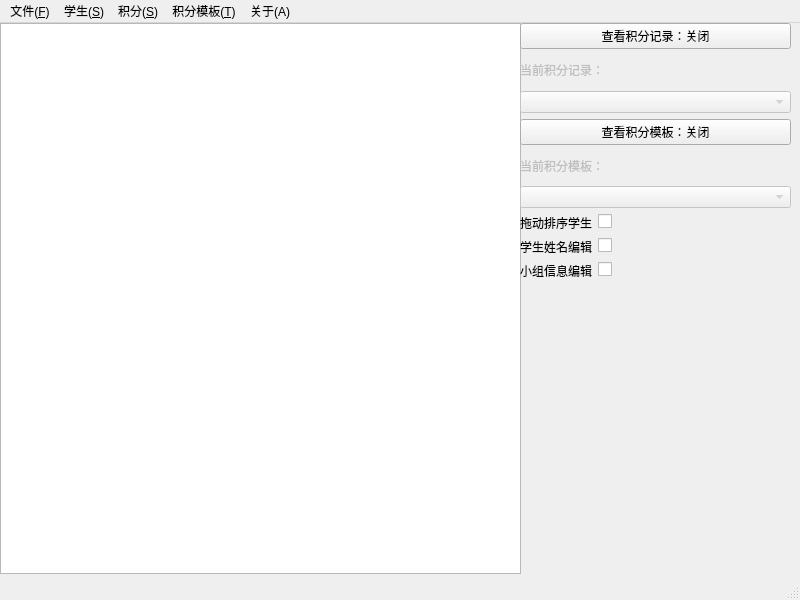
Qt form src/ui/MainWindow.ui (fz1251/ClassScoreManager) before a commit.
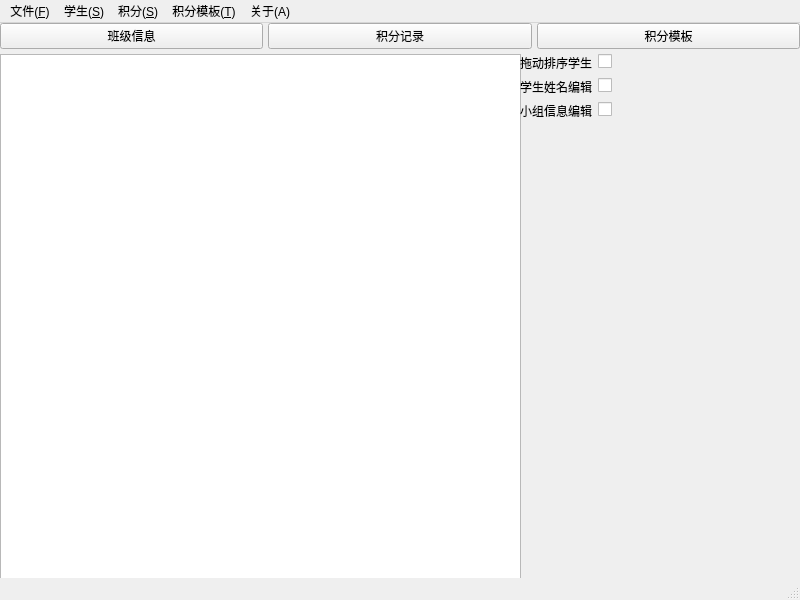
The same form after that commit. The open tabs and pages were chosen to show the change.

Commit message: refactor:优化主界面部分代码实现

What changed in the file:
```diff
--- a/src/ui/MainWindow.ui
+++ b/src/ui/MainWindow.ui
@@ -14,9 +14,9 @@
    <string>班级积分管理系统</string>
   </property>
   <widget class="QWidget" name="centralwidget">
-   <layout class="QHBoxLayout" name="horizontalLayout">
+   <layout class="QVBoxLayout" name="mainLayout">
     <property name="spacing">
-     <number>2</number>
+     <number>5</number>
     </property>
     <property name="leftMargin">
      <number>0</number>
@@ -30,6 +30,34 @@
     <property name="bottomMargin">
      <number>0</number>
     </property>
+    <item>
+     <layout class="QHBoxLayout" name="horizontalLayout">
+      <property name="bottomMargin">
+       <number>0</number>
+      </property>
+      <item>
+       <widget class="QPushButton" name="pushButton_1">
+        <property name="text">
+         <string>班级信息</string>
+        </property>
+       </widget>
+      </item>
+      <item>
+       <widget class="QPushButton" name="pushButton_2">
+        <property name="text">
+         <string>积分记录</string>
+        </property>
+       </widget>
+      </item>
+      <item>
+       <widget class="QPushButton" name="pushButton_3">
+        <property name="text">
+         <string>积分模板</string>
+        </property>
+       </widget>
+      </item>
+     </layout>
+    </item>
     <item>
      <widget class="QStackedWidget" name="stackedWidget">
       <property name="currentIndex">
@@ -97,68 +125,6 @@
          </rect>
         </property>
         <layout class="QVBoxLayout" name="rightPanelLayout">
-         <item>
-          <layout class="QVBoxLayout" name="verticalLayout">
-           <item>
-            <widget class="QPushButton" name="recordToggleBtn">
-             <property name="text">
-              <string>查看积分记录：关闭</string>
-             </property>
-             <property name="checkable">
-              <bool>true</bool>
-             </property>
-            </widget>
-           </item>
-           <item>
-            <widget class="QLabel" name="selectRecordLabel">
-             <property name="enabled">
-              <bool>false</bool>
-             </property>
-             <property name="text">
-              <string>当前积分记录：</string>
-             </property>
-            </widget>
-           </item>
-           <item>
-            <widget class="QComboBox" name="selectRecordBox">
-             <property name="enabled">
-              <bool>false</bool>
-             </property>
-            </widget>
-           </item>
-          </layout>
-         </item>
-         <item>
-          <layout class="QVBoxLayout" name="verticalLayout_2">
-           <item>
-            <widget class="QPushButton" name="templateToggleBtn">
-             <property name="text">
-              <string>查看积分模板：关闭</string>
-             </property>
-             <property name="checkable">
-              <bool>true</bool>
-             </property>
-            </widget>
-           </item>
-           <item>
-            <widget class="QLabel" name="selectTemplateLabel">
-             <property name="enabled">
-              <bool>false</bool>
-             </property>
-             <property name="text">
-              <string>当前积分模板：</string>
-             </property>
-            </widget>
-           </item>
-           <item>
-            <widget class="QComboBox" name="selectTemplateBox">
-             <property name="enabled">
-              <bool>false</bool>
-             </property>
-            </widget>
-           </item>
-          </layout>
-         </item>
          <item>
           <layout class="QFormLayout" name="formLayout">
            <item row="0" column="0">
```
Left out of the diff: 66 changed lines with no effect on the pictures. The commit also changes 2 other files.
